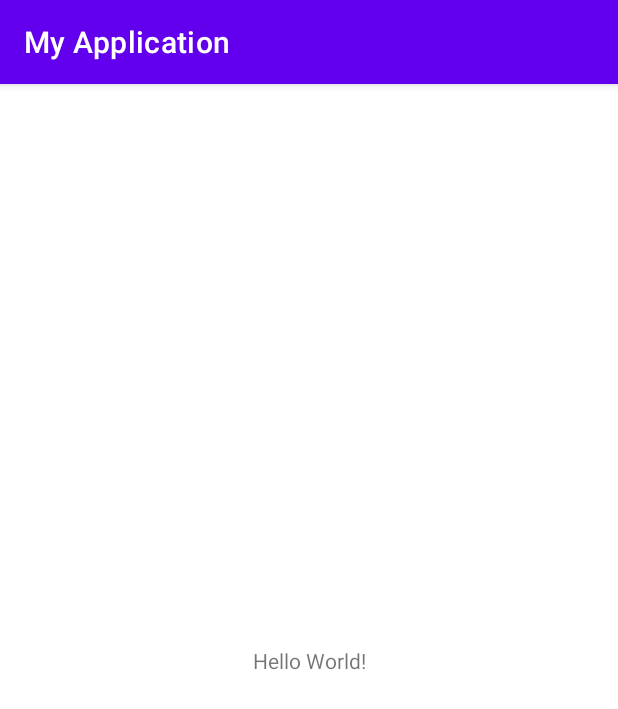
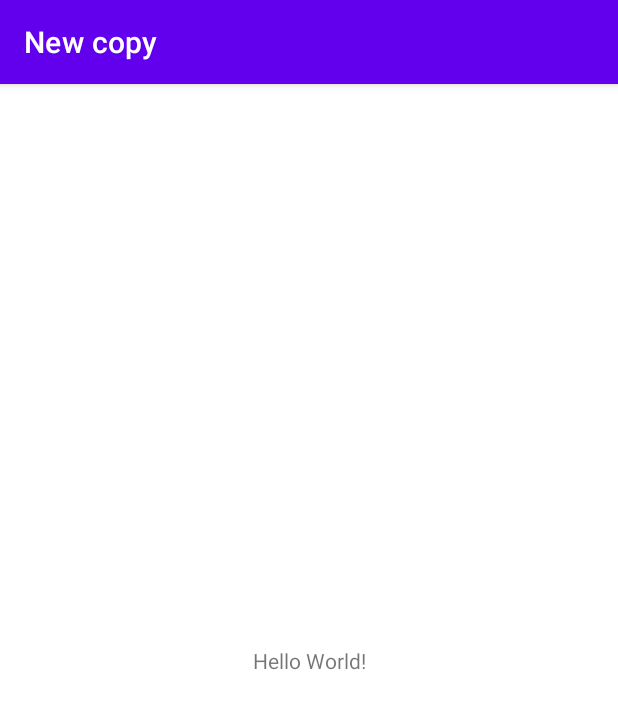
Before and after one commit to jrdcrz/Android-App, an Android app: the screen it shows after launch (MainActivity), on a phone screen of 412 x 824 dp. Shown: the top 709 px of the screen. Run offline under Robolectric (Android 15) with nearby library versions, the phone set to English and light mode, and no system bars.

Commit message:
re commit

```diff
--- a/app/build.gradle
+++ b/app/build.gradle
@@ -3,12 +3,12 @@ plugins {
 }
 
 android {
-    namespace 'com.example.myapplication'
+    namespace 'com.example.newcopy'
     compileSdk 33
 
     defaultConfig {
-        applicationId "com.example.myapplication"
-        minSdk 24
+        applicationId "com.example.newcopy"
+        minSdk 19
         targetSdk 33
         versionCode 1
         versionName "1.0"
--- a/app/src/main/AndroidManifest.xml
+++ b/app/src/main/AndroidManifest.xml
@@ -9,7 +9,7 @@
         android:icon="@mipmap/ic_launcher"
         android:label="@string/app_name"
         android:supportsRtl="true"
-        android:theme="@style/Theme.MyApplication"
+        android:theme="@style/Theme.NewCopy"
         tools:targetApi="31">
         <activity
             android:name=".MainActivity"
--- a/app/src/main/java/com/example/newcopy/MainActivity.java
+++ b/app/src/main/java/com/example/newcopy/MainActivity.java
@@ -3,8 +3,6 @@ package com.example.newcopy;
 import androidx.appcompat.app.AppCompatActivity;
 
 import android.os.Bundle;
-
-import com.example.myapplication.R;
 
 public class MainActivity extends AppCompatActivity {
 
--- a/app/src/main/res/values-night/themes.xml
+++ b/app/src/main/res/values-night/themes.xml
@@ -1,6 +1,6 @@
 <resources xmlns:tools="http://schemas.android.com/tools">
     <!-- Base application theme. -->
-    <style name="Theme.MyApplication" parent="Theme.MaterialComponents.DayNight.DarkActionBar">
+    <style name="Theme.NewCopy" parent="Theme.MaterialComponents.DayNight.DarkActionBar">
         <!-- Primary brand color. -->
         <item name="colorPrimary">@color/purple_200</item>
         <item name="colorPrimaryVariant">@color/purple_700</item>
@@ -10,7 +10,7 @@
         <item name="colorSecondaryVariant">@color/teal_200</item>
         <item name="colorOnSecondary">@color/black</item>
         <!-- Status bar color. -->
-        <item name="android:statusBarColor">?attr/colorPrimaryVariant</item>
+        <item name="android:statusBarColor" tools:targetApi="21">?attr/colorPrimaryVariant</item>
         <!-- Customize your theme here. -->
     </style>
 </resources>
--- a/app/src/main/res/values/strings.xml
+++ b/app/src/main/res/values/strings.xml
@@ -1,3 +1,3 @@
 <resources>
-    <string name="app_name">My Application</string>
+    <string name="app_name">New copy</string>
 </resources>
--- a/app/src/main/res/values/themes.xml
+++ b/app/src/main/res/values/themes.xml
@@ -1,6 +1,6 @@
 <resources xmlns:tools="http://schemas.android.com/tools">
     <!-- Base application theme. -->
-    <style name="Theme.MyApplication" parent="Theme.MaterialComponents.DayNight.DarkActionBar">
+    <style name="Theme.NewCopy" parent="Theme.MaterialComponents.DayNight.DarkActionBar">
         <!-- Primary brand color. -->
         <item name="colorPrimary">@color/purple_500</item>
         <item name="colorPrimaryVariant">@color/purple_700</item>
@@ -10,7 +10,7 @@
         <item name="colorSecondaryVariant">@color/teal_700</item>
         <item name="colorOnSecondary">@color/black</item>
         <!-- Status bar color. -->
-        <item name="android:statusBarColor">?attr/colorPrimaryVariant</item>
+        <item name="android:statusBarColor" tools:targetApi="21">?attr/colorPrimaryVariant</item>
         <!-- Customize your theme here. -->
     </style>
 </resources>
--- a/settings.gradle
+++ b/settings.gradle
@@ -12,5 +12,5 @@ dependencyResolutionManagement {
         mavenCentral()
     }
 }
-rootProject.name = "My Application"
+rootProject.name = "New copy"
 include ':app'
```
Also changed, not shown: gradle/wrapper/gradle-wrapper.properties.
